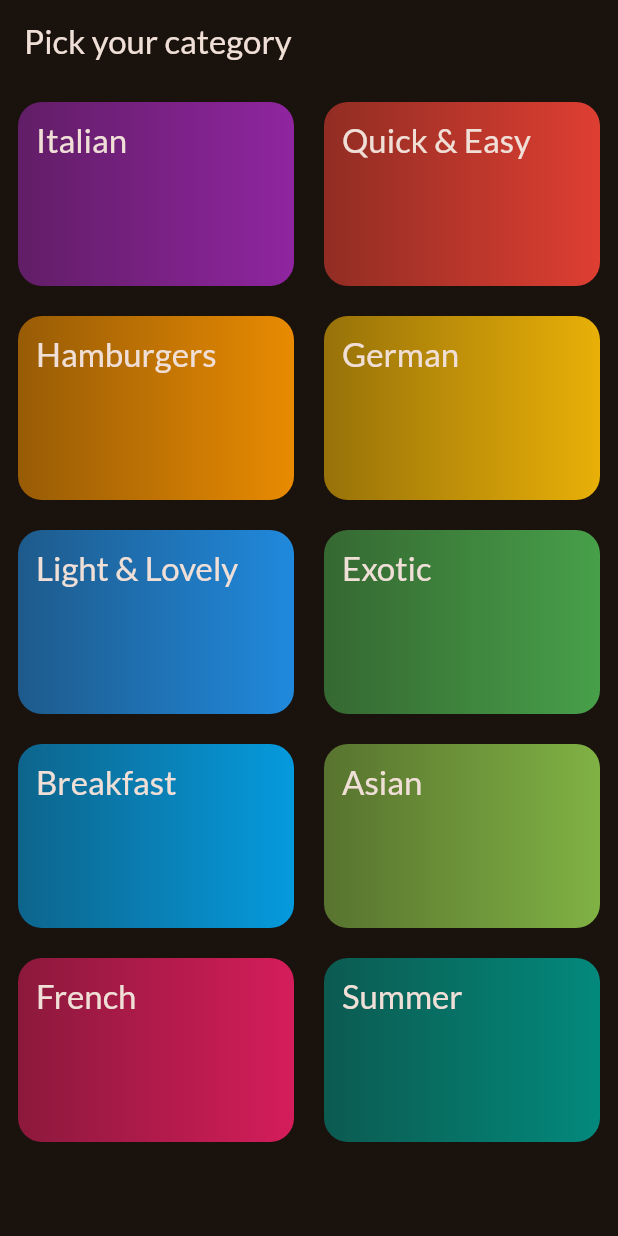
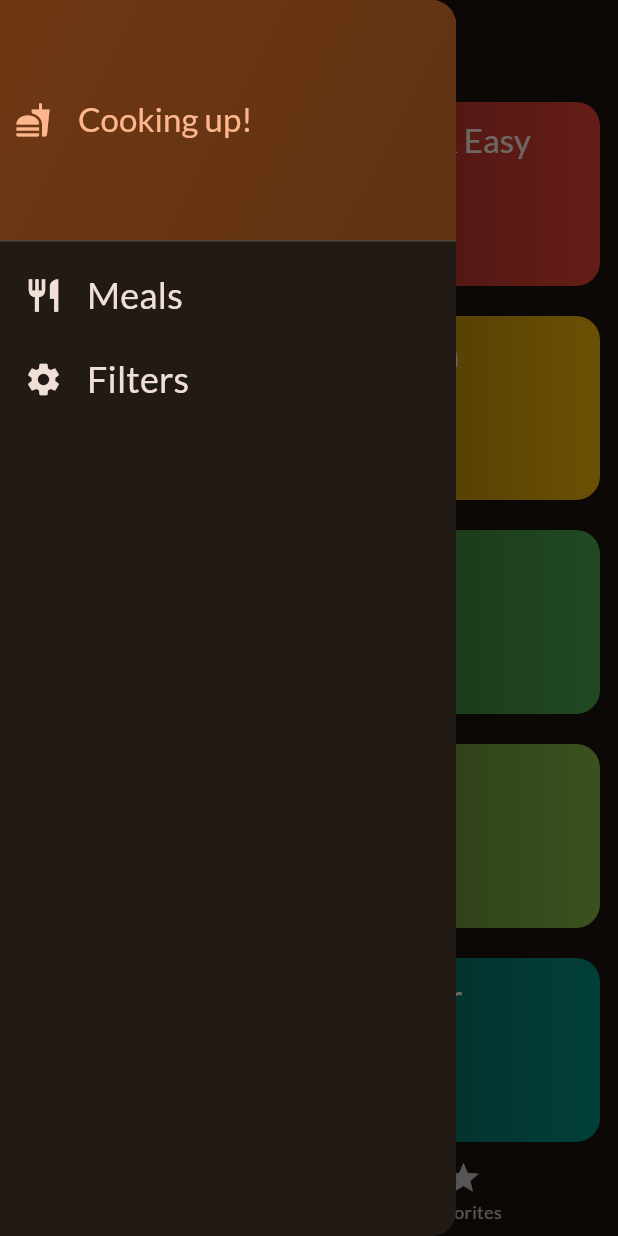
Before and after one commit to ReynaldoMaciel/flutter_meals_app, a Flutter app: the screen it shows after launch, with the side drawer open (before the commit the screen has no drawer), on a phone screen of 412 x 824 dp. Run offline on Flutter 3.47's test engine with Material 2 defaults, Android fonts, the phone set to English and light mode, and no system bars; our stand-ins replace google_fonts, transparent_image.

Commit message:
Add filter screen

```diff
--- a/lib/main.dart
+++ b/lib/main.dart
@@ -1,5 +1,5 @@
 import 'package:flutter/material.dart';
-import 'package:flutter_meals_app/screens/categories.dart';
+import 'package:flutter_meals_app/screens/tabs.dart';
 
 import 'package:google_fonts/google_fonts.dart';
 
@@ -21,6 +21,6 @@ class App extends StatelessWidget {
 
   @override
   Widget build(BuildContext context) {
-    return MaterialApp(theme: theme, home: const CategoriesScreen());
+    return MaterialApp(theme: theme, home: const Tabs());
   }
 }
--- a/lib/screens/categories.dart
+++ b/lib/screens/categories.dart
@@ -1,22 +1,27 @@
 import 'package:flutter/material.dart';
 import 'package:flutter_meals_app/data/dummy_data.dart';
 import 'package:flutter_meals_app/models/category.dart';
+import 'package:flutter_meals_app/models/meal.dart';
 import 'package:flutter_meals_app/screens/meals.dart';
 import 'package:flutter_meals_app/widgets/category_grid_item.dart';
 
 class CategoriesScreen extends StatelessWidget {
-  const CategoriesScreen({super.key});
+  const CategoriesScreen(
+      {super.key, required this.onToggleFavorite, required this.meals});
+
+  final List<Meal> meals;
+  final void Function(Meal meal) onToggleFavorite;
 
   void _selectCategory(BuildContext context, Category category) {
-    final filteredMeals = dummyMeals
-        .where((meal) => meal.categories.contains(category.id))
-        .toList();
+    final filteredMeals =
+        meals.where((meal) => meal.categories.contains(category.id)).toList();
     Navigator.push(
       context,
       MaterialPageRoute(
         builder: (ctx) => MealsScreen(
           title: category.title,
           meals: filteredMeals,
+          onToggleFavorite: onToggleFavorite,
         ),
       ),
     );
@@ -25,9 +30,6 @@ class CategoriesScreen extends StatelessWidget {
   @override
   Widget build(BuildContext context) {
     return Scaffold(
-      appBar: AppBar(
-        title: const Text('Pick your category'),
-      ),
       body: GridView(
         padding: const EdgeInsets.all(12),
         gridDelegate: const SliverGridDelegateWithFixedCrossAxisCount(
--- /dev/null
+++ b/lib/screens/tabs.dart
@@ -0,0 +1,124 @@
+import 'package:flutter/material.dart';
+import 'package:flutter_meals_app/data/dummy_data.dart';
+import 'package:flutter_meals_app/models/meal.dart';
+import 'package:flutter_meals_app/screens/categories.dart';
+import 'package:flutter_meals_app/screens/filters.dart';
+import 'package:flutter_meals_app/screens/meals.dart';
+import 'package:flutter_meals_app/widgets/main_drawer.dart';
+
+const kInitialFilters = {
+  Filter.lactoseFree: false,
+  Filter.gluttenFree: false,
+  Filter.vegetarian: false,
+  Filter.vegan: false,
+};
+
+class Tabs extends StatefulWidget {
+  const Tabs({super.key});
+
+  @override
+  State<Tabs> createState() => _TabsState();
+}
+
+class _TabsState extends State<Tabs> {
+  int _selectedPageIndex = 0;
+  final List<Meal> _favoriteMeals = [];
+  Map<Filter, bool> _selectedFilters = kInitialFilters;
+
+  void _showInfoMessage(String message) {
+    ScaffoldMessenger.of(context).clearSnackBars();
+    ScaffoldMessenger.of(context)
+        .showSnackBar(SnackBar(content: Text(message)));
+  }
+
+  void _toggleMealFavoriteStatus(Meal meal) {
+    final isExisting = _favoriteMeals.contains(meal);
+
+    if (isExisting) {
+      setState(() {
+        _favoriteMeals.remove(meal);
+      });
+      _showInfoMessage('Meal removed from favorites');
+    } else {
+      setState(() {
+        _favoriteMeals.add(meal);
+      });
+      _showInfoMessage('Meal added tor favorites');
+    }
+  }
+
+  void _selectPage(int index) {
+    setState(() {
+      _selectedPageIndex = index;
+    });
+  }
+
+  void _setScreen(String identifier) async {
+    Navigator.of(context).pop();
+    if (identifier == 'filters') {
+      final result = await Navigator.of(context).push<Map<Filter, bool>>(
+        MaterialPageRoute(
+          builder: (ctx) => FiltersScreen(
+            currentFilters: _selectedFilters,
+          ),
+        ),
+      );
+      setState(() {
+        _selectedFilters = result ?? _selectedFilters;
+      });
+    }
+  }
+
+  @override
+  Widget build(BuildContext context) {
+    final availableMeals = dummyMeals.where((meal) {
+      if (_selectedFilters[Filter.gluttenFree]! && !meal.isGlutenFree) {
+        return false;
+      }
+      if (_selectedFilters[Filter.lactoseFree]! && !meal.isLactoseFree) {
+        return false;
+      }
+      if (_selectedFilters[Filter.vegetarian]! && !meal.isVegetarian) {
+        return false;
+      }
+      if (_selectedFilters[Filter.vegan]! && !meal.isVegan) {
+        return false;
+      }
+      return true;
+    }).toList();
+
+    Widget activePage = CategoriesScreen(
+      onToggleFavorite: _toggleMealFavoriteStatus,
+      meals: availableMeals,
+    );
+
+    String activePageTitle =
+        _selectedPageIndex == 0 ? 'Categories' : 'Favorites';
+    activePage = _selectedPageIndex == 0
+        ? CategoriesScreen(
+            onToggleFavorite: _toggleMealFavoriteStatus,
+            meals: availableMeals,
+          )
+        : MealsScreen(
+            meals: _favoriteMeals,
+            onToggleFavorite: _toggleMealFavoriteStatus,
+          );
+
+    return Scaffold(
+      appBar: AppBar(
+        title: Text(activePageTitle),
+      ),
+      drawer: MainDrawer(onSelectScreen: _setScreen),
+      body: activePage,
+      bottomNavigationBar: BottomNavigationBar(
+        currentIndex: _selectedPageIndex,
+        onTap: _selectPage,
+        items: const [
+          BottomNavigationBarItem(
+              icon: Icon(Icons.set_meal), label: 'Categories'),
+          BottomNavigationBarItem(icon: Icon(Icons.star), label: 'Favorites')
+        ],
+      ),
+    );
+  }
+}
--- /dev/null
+++ b/lib/widgets/main_drawer.dart
@@ -0,0 +1,85 @@
+import 'package:flutter/material.dart';
+
+class MainDrawer extends StatelessWidget {
+  const MainDrawer({super.key, required this.onSelectScreen});
+
+  final void Function(String identifier) onSelectScreen;
+
+  @override
+  Widget build(BuildContext context) {
+    return Drawer(
+      child: Column(
+        children: [
+          DrawerHeader(
+            decoration: BoxDecoration(
+              gradient: LinearGradient(
+                colors: [
+                  Theme.of(context).colorScheme.primaryContainer,
+                  Theme.of(context)
+                      .colorScheme
+                      .primaryContainer
+                      .withOpacity(0.8),
+                ],
+                begin: Alignment.topLeft,
+                end: Alignment.bottomRight,
+              ),
+            ),
+            padding: const EdgeInsets.all(10),
+            child: Row(
+              children: [
+                Icon(
+                  Icons.fastfood,
+                  color: Theme.of(context).colorScheme.primary,
+                ),
+                const SizedBox(
+                  width: 18,
+                ),
+                Text(
+                  'Cooking up!',
+                  style: Theme.of(context)
+                      .textTheme
+                      .titleLarge!
+                      .copyWith(color: Theme.of(context).colorScheme.primary),
+                ),
+              ],
+            ),
+          ),
+          ListTile(
+            onTap: () {
+              onSelectScreen('meals');
+            },
+            leading: Icon(
+              Icons.restaurant,
+              size: 26,
+              color: Theme.of(context).colorScheme.onBackground,
+            ),
+            title: Text(
+              'Meals',
+              style: Theme.of(context).textTheme.titleSmall!.copyWith(
+                    color: Theme.of(context).colorScheme.onBackground,
+                    fontSize: 24,
+                  ),
+            ),
+          ),
+          ListTile(
+            onTap: () {
+              onSelectScreen('filters');
+            },
+            leading: Icon(
+              Icons.settings,
+              size: 26,
+              color: Theme.of(context).colorScheme.onBackground,
+            ),
+            title: Text(
+              'Filters',
+              style: Theme.of(context).textTheme.titleSmall!.copyWith(
+                    color: Theme.of(context).colorScheme.onBackground,
+                    fontSize: 24,
+                  ),
+            ),
+          )
+        ],
+      ),
+    );
+  }
+}
```
Also changed, not shown: lib/screens/filters.dart (added, +151 -0 lines), lib/screens/meal_details.dart (+75 -6 lines), lib/screens/meals.dart (+30 -4 lines), lib/widgets/meal_item.dart (+7 -10 lines).
